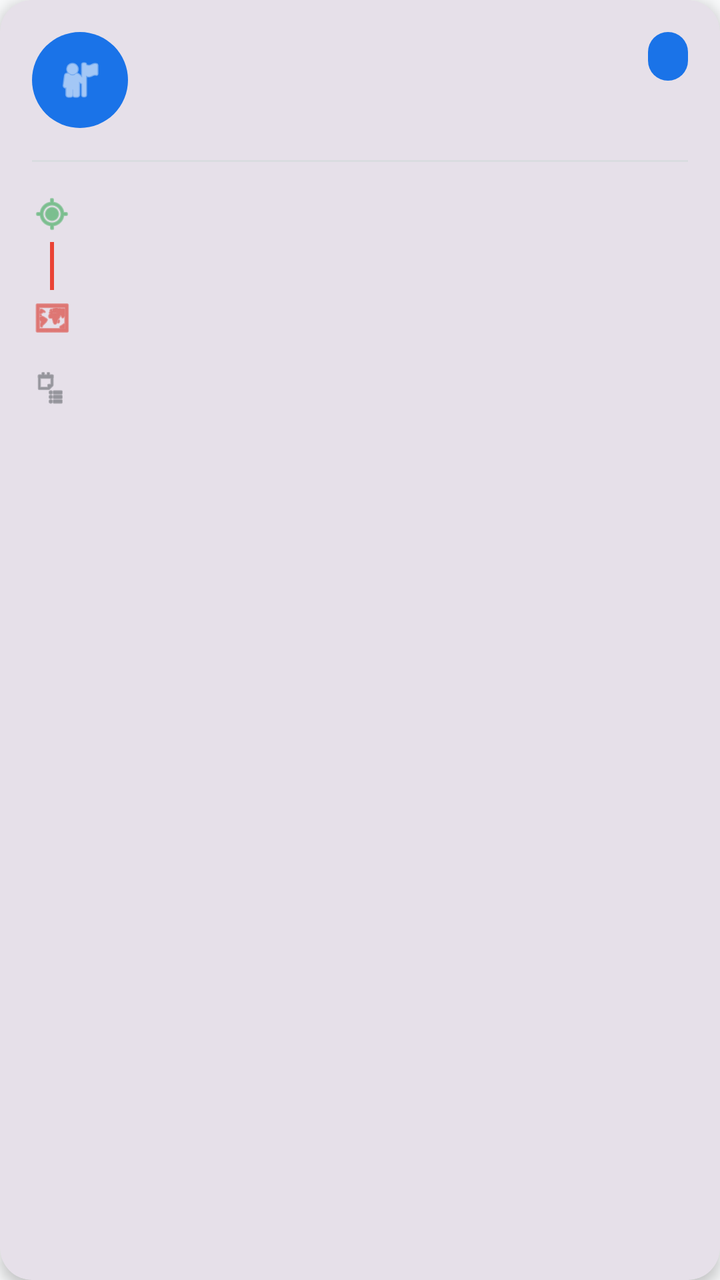
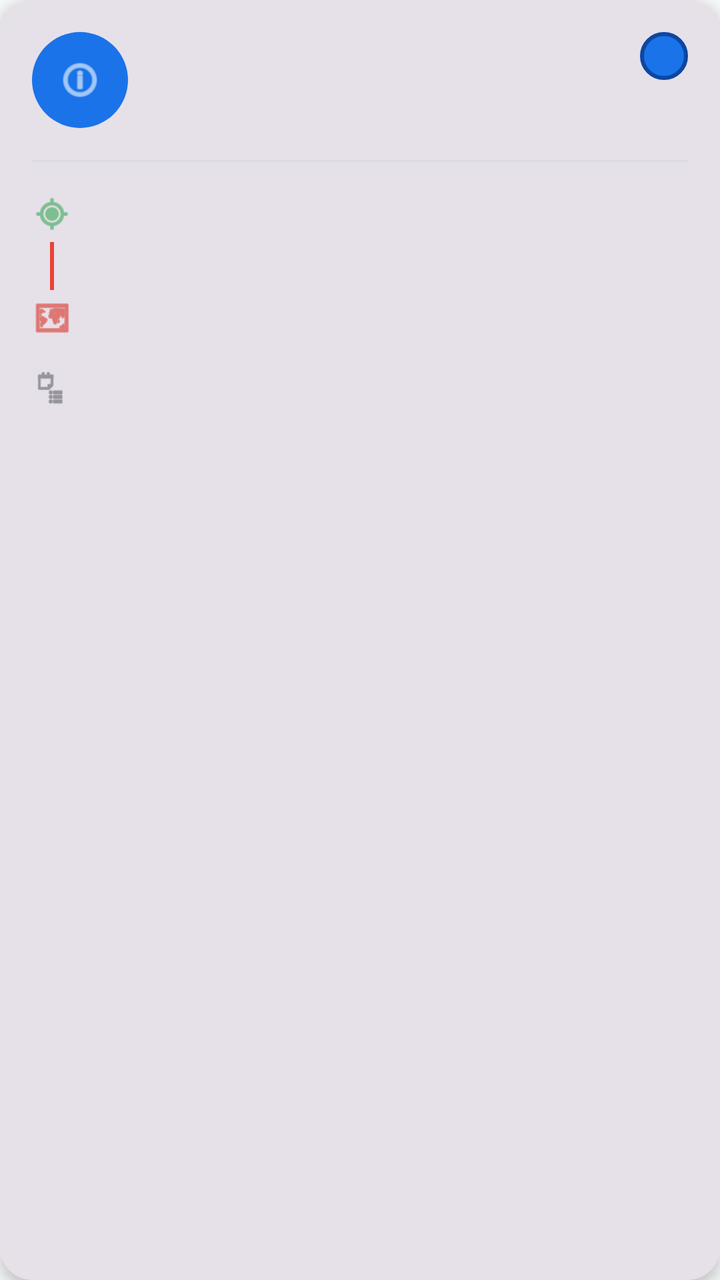

Compare the two renders of this Android layout. The source of the first and the diff that turns it into the second are given below.
<!-- AndroidManifest.xml: application theme Theme.CarpoolApp -->
<!-- res/layout/item_viaje.xml -->
<?xml version="1.0" encoding="utf-8"?>
<com.google.android.material.card.MaterialCardView
    xmlns:android="http://schemas.android.com/apk/res/android"
    xmlns:app="http://schemas.android.com/apk/res-auto"
    xmlns:tools="http://schemas.android.com/tools"
    android:layout_width="match_parent"
    android:layout_height="wrap_content"
    android:layout_marginBottom="12dp"
    app:cardCornerRadius="16dp"
    app:cardElevation="4dp"
    app:strokeWidth="0dp"
    android:clickable="true"
    android:focusable="true"
    android:foreground="?attr/selectableItemBackground">

    <androidx.constraintlayout.widget.ConstraintLayout
        android:layout_width="match_parent"
        android:layout_height="wrap_content"
        android:padding="16dp">

        <ImageView
            android:id="@+id/iv_avatar"
            android:layout_width="48dp"
            android:layout_height="48dp"
            android:background="@drawable/circle_avatar_background"
            android:padding="12dp"
            android:src="@android:drawable/ic_menu_myplaces"
            app:tint="@color/on_primary"
            app:layout_constraintTop_toTopOf="parent"
            app:layout_constraintStart_toStartOf="parent"
            tools:ignore="ContentDescription" />

        <TextView
            android:id="@+id/tv_conductor"
            android:layout_width="0dp"
            android:layout_height="wrap_content"
            android:textSize="18sp"
            android:textStyle="bold"
            android:textColor="@color/text_primary"
            android:layout_marginStart="12dp"
            app:layout_constraintTop_toTopOf="@id/iv_avatar"
            app:layout_constraintStart_toEndOf="@id/iv_avatar"
            app:layout_constraintEnd_toStartOf="@id/tv_estado" />

        <TextView
            android:id="@+id/tv_estado"
            android:layout_width="wrap_content"
            android:layout_height="wrap_content"
            android:textSize="12sp"
            android:textStyle="bold"
            android:paddingHorizontal="10dp"
            android:paddingVertical="4dp"
            android:background="@drawable/bg_estado"
            app:layout_constraintTop_toTopOf="@id/iv_avatar"
            app:layout_constraintEnd_toEndOf="parent" />

        <TextView
            android:id="@+id/tv_fecha"
            android:layout_width="0dp"
            android:layout_height="wrap_content"
            android:textSize="13sp"
            android:textColor="@color/text_hint"
            android:layout_marginStart="12dp"
            app:layout_constraintTop_toBottomOf="@id/tv_conductor"
            app:layout_constraintStart_toEndOf="@id/iv_avatar"
            app:layout_constraintEnd_toEndOf="parent" />

        <View
            android:id="@+id/divider"
            android:layout_width="0dp"
            android:layout_height="1dp"
            android:background="@color/divider"
            android:layout_marginTop="16dp"
            app:layout_constraintTop_toBottomOf="@id/iv_avatar"
            app:layout_constraintStart_toStartOf="parent"
            app:layout_constraintEnd_toEndOf="parent" />

        <ImageView
            android:id="@+id/iv_origen_icon"
            android:layout_width="20dp"
            android:layout_height="20dp"
            android:src="@android:drawable/ic_menu_mylocation"
            app:tint="@color/secondary"
            android:layout_marginTop="16dp"
            app:layout_constraintTop_toBottomOf="@id/divider"
            app:layout_constraintStart_toStartOf="parent"
            tools:ignore="ContentDescription" />

        <TextView
            android:id="@+id/tv_origen"
            android:layout_width="0dp"
            android:layout_height="wrap_content"
            android:textSize="15sp"
            android:textColor="@color/text_primary"
            android:layout_marginStart="12dp"
            app:layout_constraintTop_toTopOf="@id/iv_origen_icon"
            app:layout_constraintStart_toEndOf="@id/iv_origen_icon"
            app:layout_constraintEnd_toEndOf="parent" />

        <View
            android:id="@+id/route_line"
            android:layout_width="2dp"
            android:layout_height="24dp"
            android:background="@color/route_line"
            android:layout_marginStart="9dp"
            android:layout_marginTop="4dp"
            app:layout_constraintTop_toBottomOf="@id/iv_origen_icon"
            app:layout_constraintStart_toStartOf="parent" />

        <ImageView
            android:id="@+id/iv_destino_icon"
            android:layout_width="20dp"
            android:layout_height="20dp"
            android:src="@android:drawable/ic_menu_mapmode"
            app:tint="@color/error"
            android:layout_marginTop="4dp"
            app:layout_constraintTop_toBottomOf="@id/route_line"
            app:layout_constraintStart_toStartOf="parent"
            tools:ignore="ContentDescription" />

        <TextView
            android:id="@+id/tv_destino"
            android:layout_width="0dp"
            android:layout_height="wrap_content"
            android:textSize="15sp"
            android:textColor="@color/text_primary"
            android:layout_marginStart="12dp"
            app:layout_constraintTop_toTopOf="@id/iv_destino_icon"
            app:layout_constraintStart_toEndOf="@id/iv_destino_icon"
            app:layout_constraintEnd_toEndOf="parent" />

        <ImageView
            android:id="@+id/iv_asientos_icon"
            android:layout_width="18dp"
            android:layout_height="18dp"
            android:src="@android:drawable/ic_menu_agenda"
            app:tint="@color/icon_tint"
            android:layout_marginTop="16dp"
            android:layout_marginBottom="4dp"
            app:layout_constraintTop_toBottomOf="@id/iv_destino_icon"
            app:layout_constraintBottom_toBottomOf="parent"
            app:layout_constraintStart_toStartOf="parent"
            tools:ignore="ContentDescription" />

        <TextView
            android:id="@+id/tv_asientos"
            android:layout_width="0dp"
            android:layout_height="wrap_content"
            android:textSize="14sp"
            android:textColor="@color/text_secondary"
            android:layout_marginStart="8dp"
            app:layout_constraintTop_toTopOf="@id/iv_asientos_icon"
            app:layout_constraintBottom_toBottomOf="@id/iv_asientos_icon"
            app:layout_constraintStart_toEndOf="@id/iv_asientos_icon"
            app:layout_constraintEnd_toEndOf="parent" />

    </androidx.constraintlayout.widget.ConstraintLayout>
</com.google.android.material.card.MaterialCardView>
<!-- resources referenced by this layout -->
<resources>
  <color name="divider">#FFDADCE0</color>
  <color name="error">#FFD93025</color>
  <color name="icon_tint">#FF5F6368</color>
  <color name="on_primary">#FFFFFFFF</color>
  <color name="route_line">#FFEA4335</color>
  <color name="secondary">#FF34A853</color>
  <color name="text_hint">#9AA0A6</color>
  <color name="text_primary">#FF202124</color>
  <color name="text_secondary">#FF5F6368</color>
  <!-- drawable bg_estado (drawable) -->
  <?xml version="1.0" encoding="utf-8"?>
  <shape xmlns:android="http://schemas.android.com/apk/res/android"
      android:shape="rectangle">
      <corners android:radius="12dp" />
      <solid android:color="@color/estado_programado" />
  </shape>
  <!-- drawable circle_avatar_background (drawable) -->
  <?xml version="1.0" encoding="utf-8"?>
  <shape xmlns:android="http://schemas.android.com/apk/res/android"
      android:shape="oval">
      <solid android:color="@color/primary" />
  </shape>
  <style name="Theme.CarpoolApp" parent="Theme.Material3.DayNight.NoActionBar">
          <item name="colorPrimary">@color/primary</item>
          <item name="colorOnPrimary">@color/on_primary</item>
          <item name="colorPrimaryContainer">@color/primary_variant</item>
          <item name="colorSecondary">@color/secondary</item>
          <item name="colorOnSecondary">@color/on_secondary</item>
          <item name="colorError">@color/error</item>
          <item name="colorOnError">@color/on_error</item>
          <item name="android:colorBackground">@color/background</item>
          <item name="colorOnBackground">@color/on_background</item>
          <item name="colorOnSurface">@color/on_surface</item>
          <item name="materialCardViewStyle">@style/Widget.CarpoolApp.Card</item>
      </style>
  <color name="estado_programado">#FF1A73E8</color>
  <color name="primary">#FF1A73E8</color>
  <color name="primary_variant">#FF1557B0</color>
  <color name="on_secondary">#FFFFFFFF</color>
  <color name="on_error">#FFFFFFFF</color>
  <color name="background">#FFF8F9FA</color>
  <color name="on_background">#FF202124</color>
  <color name="on_surface">#FF202124</color>
  <style name="Widget.CarpoolApp.Card" parent="Widget.Material3.CardView.Filled">
          <item name="cardCornerRadius">16dp</item>
          <item name="cardElevation">2dp</item>
          <item name="strokeWidth">0dp</item>
      </style>
</resources>

<!-- the commit's change to res/layout/item_viaje.xml (unified diff, before → after) -->
@@ -24,7 +24,7 @@
             android:layout_height="48dp"
             android:background="@drawable/circle_avatar_background"
             android:padding="12dp"
-            android:src="@android:drawable/ic_menu_myplaces"
+            android:src="@android:drawable/ic_menu_info_details"
             app:tint="@color/on_primary"
             app:layout_constraintTop_toTopOf="parent"
             app:layout_constraintStart_toStartOf="parent"
@@ -40,19 +40,27 @@
             android:layout_marginStart="12dp"
             app:layout_constraintTop_toTopOf="@id/iv_avatar"
             app:layout_constraintStart_toEndOf="@id/iv_avatar"
-            app:layout_constraintEnd_toStartOf="@id/tv_estado" />
+            app:layout_constraintEnd_toStartOf="@id/fl_estado_container" />
 
-        <TextView
-            android:id="@+id/tv_estado"
+        <FrameLayout
+            android:id="@+id/fl_estado_container"
             android:layout_width="wrap_content"
-            android:layout_height="wrap_content"
-            android:textSize="12sp"
-            android:textStyle="bold"
-            android:paddingHorizontal="10dp"
-            android:paddingVertical="4dp"
-            android:background="@drawable/bg_estado"
+            android:layout_height="24dp"
+            android:background="@drawable/bg_estado_improved"
             app:layout_constraintTop_toTopOf="@id/iv_avatar"
-            app:layout_constraintEnd_toEndOf="parent" />
+            app:layout_constraintEnd_toEndOf="parent">
+
+            <TextView
+                android:id="@+id/tv_estado"
+                android:layout_width="wrap_content"
+                android:layout_height="wrap_content"
+                android:textSize="11sp"
+                android:textStyle="bold"
+                android:paddingHorizontal="12dp"
+                android:paddingVertical="4dp"
+                android:gravity="center"
+                android:layout_gravity="center" />
+        </FrameLayout>
 
         <TextView
             android:id="@+id/tv_fecha"
<!-- resource entries referenced after the edit -->
@@ -9,12 +9,15 @@
   <color name="text_hint">#9AA0A6</color>
   <color name="text_primary">#FF202124</color>
   <color name="text_secondary">#FF5F6368</color>
-  <!-- drawable bg_estado (drawable) -->
+  <!-- drawable bg_estado_improved (drawable) -->
   <?xml version="1.0" encoding="utf-8"?>
   <shape xmlns:android="http://schemas.android.com/apk/res/android"
       android:shape="rectangle">
       <corners android:radius="12dp" />
       <solid android:color="@color/estado_programado" />
+      <stroke
+          android:width="2dp"
+          android:color="@color/estado_programado_dark" />
   </shape>
   <!-- drawable circle_avatar_background (drawable) -->
   <?xml version="1.0" encoding="utf-8"?>
@@ -36,6 +39,7 @@
           <item name="materialCardViewStyle">@style/Widget.CarpoolApp.Card</item>
       </style>
   <color name="estado_programado">#FF1A73E8</color>
+  <color name="estado_programado_dark">#FF0D47A1</color>
   <color name="primary">#FF1A73E8</color>
   <color name="primary_variant">#FF1557B0</color>
   <color name="on_secondary">#FFFFFFFF</color>
